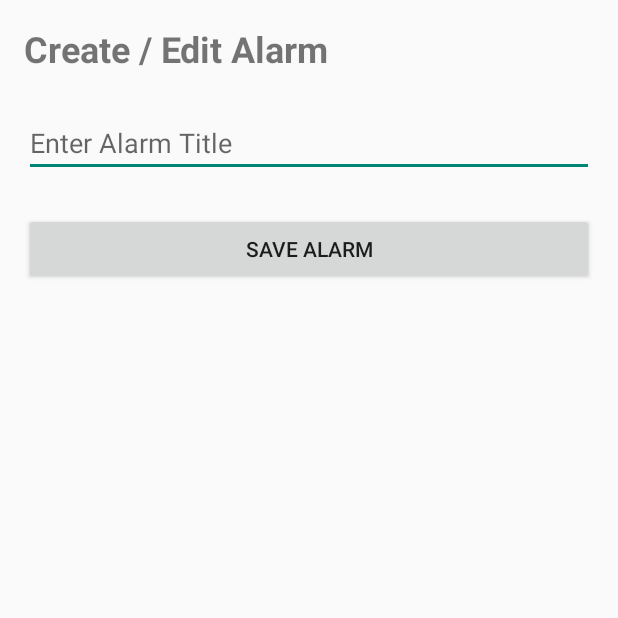
After one commit to ejfdelgado/no_sleepy_app, an Android app: the EditAlarmActivity screen opened directly, with no data from a screen before it, on a phone screen of 412 x 824 dp, the top half of it. The commit adds this screen. Run offline under Robolectric (Android 15) with nearby library versions, the light colour scheme and no system bars; our stand-ins replace Firebase (no records; nobody signed in at launch, a user with empty details on screens opened directly).

Commit message:
added firestore capabilities

```diff
--- a/app/build.gradle.kts
+++ b/app/build.gradle.kts
@@ -42,4 +42,6 @@ dependencies {
     implementation("com.google.firebase:firebase-analytics")
     implementation("com.google.firebase:firebase-auth")
     implementation("com.firebaseui:firebase-ui-auth:8.0.2")
+    implementation("com.google.firebase:firebase-firestore")
+    implementation("androidx.recyclerview:recyclerview:1.3.2")
 }
--- a/app/src/main/AndroidManifest.xml
+++ b/app/src/main/AndroidManifest.xml
@@ -14,6 +14,10 @@
                 <category android:name="android.intent.category.LAUNCHER" />
             </intent-filter>
         </activity>
+
+        <activity
+            android:name=".EditAlarmActivity"
+            android:exported="false" />
     </application>
 
 </manifest>
--- /dev/null
+++ b/app/src/main/java/tv/pais/nosleepygps/EditAlarmActivity.kt
@@ -0,0 +1,81 @@
+package tv.pais.nosleepygps
+
+import android.os.Bundle
+import android.widget.Button
+import android.widget.EditText
+import android.widget.Toast
+import androidx.appcompat.app.AppCompatActivity
+import com.google.firebase.auth.FirebaseAuth
+import com.google.firebase.firestore.FirebaseFirestore
+
+class EditAlarmActivity : AppCompatActivity() {
+
+    private lateinit var etTitle: EditText
+    private lateinit var btnSave: Button
+
+    private var alarmId: String? = null
+
+    override fun onCreate(savedInstanceState: Bundle?) {
+        super.onCreate(savedInstanceState)
+        setContentView(R.layout.activity_edit_alarm)
+
+        etTitle = findViewById(R.id.et_alarm_title)
+        btnSave = findViewById(R.id.btn_save_alarm)
+
+        alarmId = intent.getStringExtra("ALARM_ID")
+
+        if (alarmId != null) {
+            loadAlarmData(alarmId!!)
+        }
+
+        btnSave.setOnClickListener {
+            saveAlarm()
+        }
+    }
+
+    private fun loadAlarmData(id: String) {
+        FirebaseFirestore.getInstance().collection("alarm_item").document(id).get()
+            .addOnSuccessListener { document ->
+                if (document.exists()) {
+                    val alarm = document.toObject(AlarmItem::class.java)
+                    etTitle.setText(alarm?.title)
+                }
+            }
+    }
+
+    private fun saveAlarm() {
+        val title = etTitle.text.toString().trim()
+        if (title.isEmpty()) {
+            Toast.makeText(this, "Title cannot be empty", Toast.LENGTH_SHORT).show()
+            return
+        }
+
+        val user = FirebaseAuth.getInstance().currentUser
+        if (user == null) {
+            Toast.makeText(this, "Not authenticated", Toast.LENGTH_SHORT).show()
+            finish()
+            return
+        }
+
+        val db = FirebaseFirestore.getInstance().collection("alarm_item")
+        val now = System.currentTimeMillis()
+
+        if (alarmId == null) {
+            // Create
+            val newDocRef = db.document()
+            val newAlarm = AlarmItem(
+                id = newDocRef.id,
+                title = title,
+                owner = user.uid,
+                created = now,
+                updated = now
+            )
+            newDocRef.set(newAlarm).addOnSuccessListener { finish() }
+        } else {
+            // Update
+            db.document(alarmId!!)
+                .update("title", title, "updated", now)
+                .addOnSuccessListener { finish() }
+        }
+    }
+}
--- /dev/null
+++ b/app/src/main/res/layout/activity_edit_alarm.xml
@@ -0,0 +1,31 @@
+<?xml version="1.0" encoding="utf-8"?>
+<LinearLayout xmlns:android="http://schemas.android.com/apk/res/android"
+    android:layout_width="match_parent"
+    android:layout_height="match_parent"
+    android:orientation="vertical"
+    android:padding="16dp">
+
+    <TextView
+        android:layout_width="match_parent"
+        android:layout_height="wrap_content"
+        android:text="Create / Edit Alarm"
+        android:textSize="24sp"
+        android:textStyle="bold"
+        android:layout_marginBottom="24dp" />
+
+    <EditText
+        android:id="@+id/et_alarm_title"
+        android:layout_width="match_parent"
+        android:layout_height="wrap_content"
+        android:hint="Enter Alarm Title"
+        android:inputType="textCapSentences"
+        android:layout_marginBottom="24dp" />
+
+    <Button
+        android:id="@+id/btn_save_alarm"
+        android:layout_width="match_parent"
+        android:layout_height="wrap_content"
+        android:text="Save Alarm"
+        android:padding="12dp" />
+
+</LinearLayout>
```
Also changed, not shown: app/src/main/java/tv/pais/nosleepygps/AlarmItem.kt (added, +11 -0 lines), app/src/main/java/tv/pais/nosleepygps/AlarmItemAdapter.kt (added, +52 -0 lines), app/src/main/java/tv/pais/nosleepygps/MainActivity.kt (+65 -51 lines), app/src/main/res/layout/activity_main.xml (added, +78 -0 lines), app/src/main/res/layout/item_alarm.xml (added, +50 -0 lines), 1 other file.
